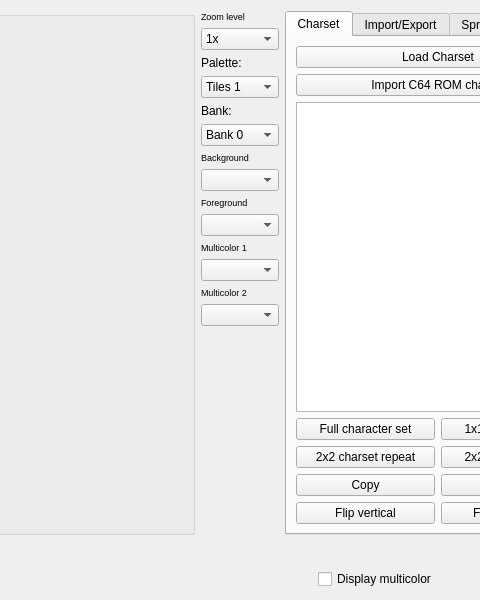
First picture: the form in source/trsedocuments/formimageeditor.ui, repository leuat/TRSE, before the edit; both pictures show x 531 to 1011 and y 0 to 600 of the 1133 by 600 pixel window.
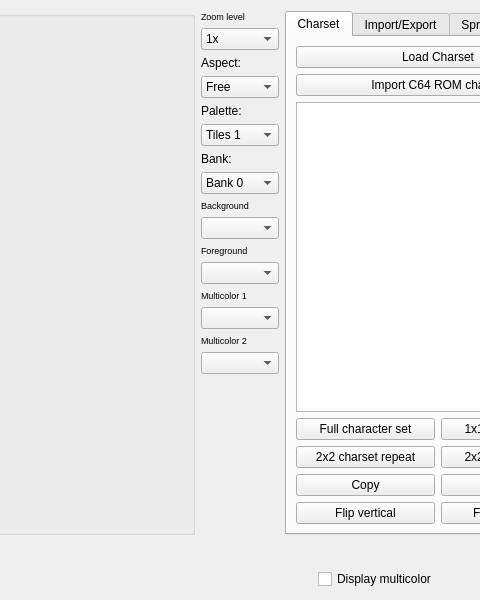
Second picture: the form after the edit. Custom widgets are drawn as their Qt base class.

Commit message: Added aspect button

The edit to the form file:
```diff
--- a/source/trsedocuments/formimageeditor.ui
+++ b/source/trsedocuments/formimageeditor.ui
@@ -703,7 +703,7 @@
         <layout class="QGridLayout" name="layoutColorsEdit_3"/>
        </item>
        <item>
-        <layout class="QVBoxLayout" name="verticalLayout" stretch="0,0,0,0,0,0,1,1,1,1,1,1,1,1,0,0">
+        <layout class="QVBoxLayout" name="verticalLayout" stretch="0,0,0,0,0,0,0,0,1,1,1,1,1,1,1,1,0,0">
          <item>
           <widget class="QLabel" name="label_13">
            <property name="font">
@@ -743,6 +743,32 @@
            </item>
           </widget>
          </item>
+         <item>
+          <widget class="QLabel" name="label_3">
+           <property name="text">
+            <string>Aspect:</string>
+           </property>
+          </widget>
+         </item>
+         <item>
+          <widget class="QComboBox" name="cmbAspect">
+           <item>
+            <property name="text">
+             <string>Free</string>
+            </property>
+           </item>
+           <item>
+            <property name="text">
+             <string>1:1</string>
+            </property>
+           </item>
+           <item>
+            <property name="text">
+             <string>3:2</string>
+            </property>
+           </item>
+          </widget>
+         </item>
          <item>
           <widget class="QLabel" name="lblPalette">
            <property name="text">
```
The commit also changes 2 other files.
